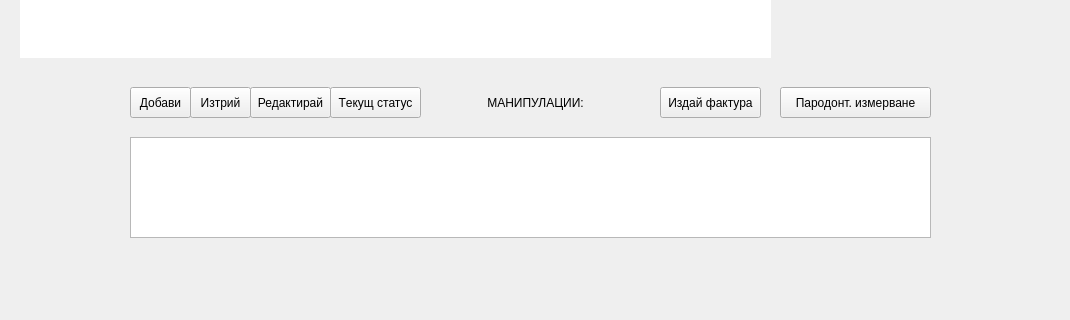
This is src/View/ListView/ListView.ui in thefinalcutbg/DinoDent as Qt 5 draws it before an edit; both pictures show x 0 to 1070 and y 633 to 953 of the 1070 by 953 pixel window. The edited form follows.
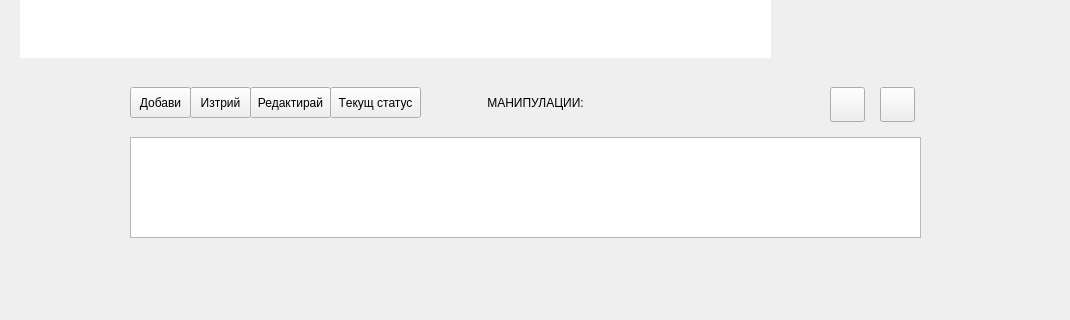
This is the edited form. Custom widgets are drawn as their Qt base class.

What changed in the file:
```diff
--- a/src/View/ListView/ListView.ui
+++ b/src/View/ListView/ListView.ui
@@ -98,7 +98,7 @@
     <rect>
      <x>130</x>
      <y>770</y>
-     <width>801</width>
+     <width>791</width>
      <height>101</height>
     </rect>
    </property>
@@ -250,27 +250,69 @@
   <widget class="QPushButton" name="invoiceButton">
    <property name="geometry">
     <rect>
-     <x>660</x>
+     <x>830</x>
      <y>720</y>
-     <width>101</width>
-     <height>31</height>
+     <width>35</width>
+     <height>35</height>
     </rect>
    </property>
+   <property name="sizePolicy">
+    <sizepolicy hsizetype="Fixed" vsizetype="Fixed">
+     <horstretch>0</horstretch>
+     <verstretch>0</verstretch>
+    </sizepolicy>
+   </property>
+   <property name="minimumSize">
+    <size>
+     <width>0</width>
+     <height>0</height>
+    </size>
+   </property>
+   <property name="maximumSize">
+    <size>
+     <width>35</width>
+     <height>35</height>
+    </size>
+   </property>
+   <property name="toolTip">
+    <string>&lt;html&gt;&lt;head/&gt;&lt;body&gt;&lt;p&gt;Издрай фактура&lt;/p&gt;&lt;/body&gt;&lt;/html&gt;</string>
+   </property>
    <property name="text">
-    <string>Издай фактура</string>
+    <string/>
    </property>
   </widget>
   <widget class="QPushButton" name="perioButton">
    <property name="geometry">
     <rect>
-     <x>780</x>
+     <x>880</x>
      <y>720</y>
-     <width>151</width>
-     <height>31</height>
+     <width>35</width>
+     <height>35</height>
     </rect>
    </property>
+   <property name="sizePolicy">
+    <sizepolicy hsizetype="Fixed" vsizetype="Fixed">
+     <horstretch>0</horstretch>
+     <verstretch>0</verstretch>
+    </sizepolicy>
+   </property>
+   <property name="minimumSize">
+    <size>
+     <width>0</width>
+     <height>0</height>
+    </size>
+   </property>
+   <property name="maximumSize">
+    <size>
+     <width>35</width>
+     <height>35</height>
+    </size>
+   </property>
+   <property name="toolTip">
+    <string>&lt;html&gt;&lt;head/&gt;&lt;body&gt;&lt;p&gt;Нов пародонтален статус&lt;/p&gt;&lt;/body&gt;&lt;/html&gt;</string>
+   </property>
    <property name="text">
-    <string>Пародонт. измерване</string>
+    <string/>
    </property>
   </widget>
   <zorder>teethView</zorder>
@@ -330,6 +372,11 @@
    <extends>QComboBox</extends>
    <header>View/uiComponents/qt_derived/ComboBox.h</header>
   </customwidget>
+  <customwidget>
+   <class>IconButton</class>
+   <extends>QPushButton</extends>
+   <header>View/uiComponents/qt_derived/iconbutton.h</header>
+  </customwidget>
  </customwidgets>
  <resources/>
  <connections/>
```
Left out of the diff: 4 changed lines with no effect on the pictures.
